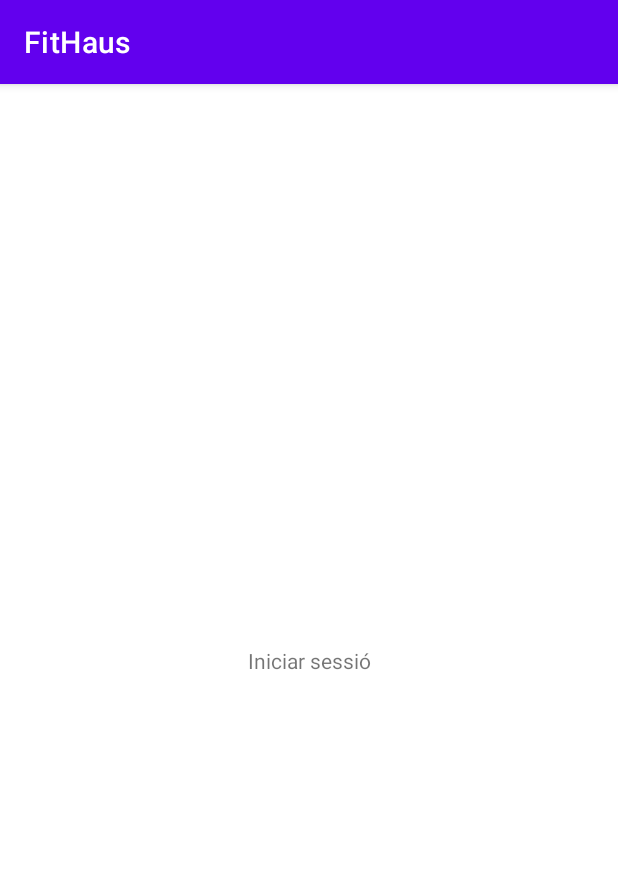
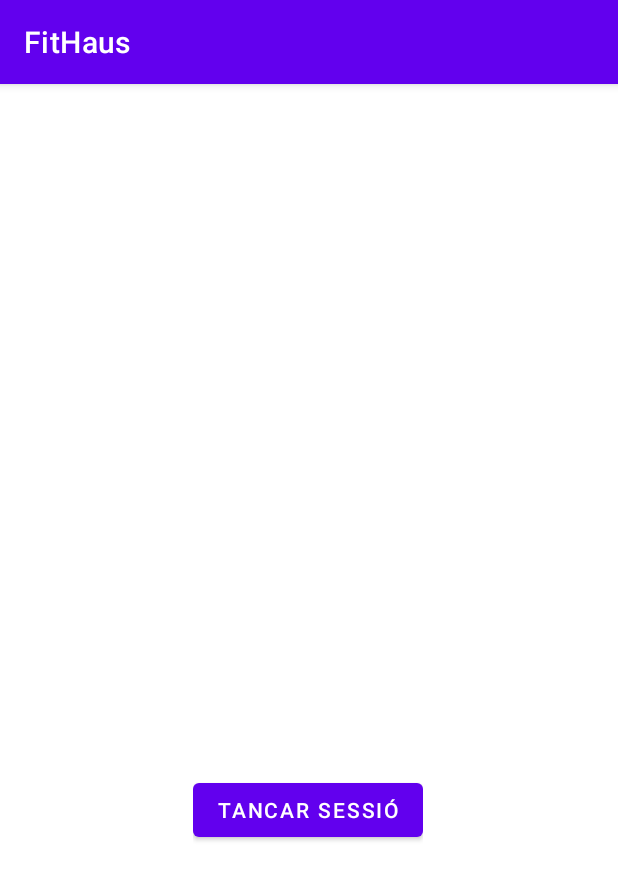
Before and after one commit to sergiii24/PES_FitHaus, an Android app: the screen it shows after launch (LogInActivity before the commit, TancarSessioActivity after it), on a phone screen of 412 x 824 dp. Shown: the top 880 px of the screen. Run offline under Robolectric (Android 15) with nearby library versions, the phone set to English and light mode, and no system bars.

Commit message:
Creació fragment per tancar sessió

```diff
--- a/app/build.gradle
+++ b/app/build.gradle
@@ -33,7 +33,9 @@ android {
 }
 
 dependencies {
-
+    implementation 'androidx.legacy:legacy-support-v4:1.0.0'
+    def fragment_version = "1.3.1"
+    implementation "androidx.fragment:fragment-ktx:$fragment_version"
     implementation "org.jetbrains.kotlin:kotlin-stdlib:$kotlin_version"
     implementation 'androidx.core:core-ktx:1.3.2'
     implementation 'androidx.appcompat:appcompat:1.2.0'
@@ -45,6 +47,7 @@ dependencies {
     implementation 'androidx.lifecycle:lifecycle-viewmodel-ktx:2.3.0'
     implementation 'androidx.navigation:navigation-fragment-ktx:2.3.3'
     implementation 'androidx.navigation:navigation-ui-ktx:2.3.3'
+    implementation 'androidx.legacy:legacy-support-v4:1.0.0'
     testImplementation 'junit:junit:4.+'
     androidTestImplementation 'androidx.test.ext:junit:1.1.2'
     androidTestImplementation 'androidx.test.espresso:espresso-core:3.3.0'
--- a/app/src/main/java/cat/fib/fithaus/LogInActivity.kt
+++ b/app/src/main/java/cat/fib/fithaus/LogInActivity.kt
@@ -3,7 +3,7 @@ package cat.fib.fithaus
 import android.os.Bundle
 import androidx.appcompat.app.AppCompatActivity
 
-//Està creada només per a que no peri al fer run
+//Està creada només per a que no peti al fer run
 
 class LogInActivity : AppCompatActivity() {
     override fun onCreate(savedInstanceState: Bundle?) {
--- /dev/null
+++ b/app/src/main/java/cat/fib/fithaus/ui/TancarSessioFragment.kt
@@ -0,0 +1,28 @@
+package cat.fib.fithaus.ui
+
+import android.content.Intent
+import android.os.Bundle
+import android.view.View
+import android.widget.Button
+import android.widget.ProgressBar
+import android.widget.Toast
+import androidx.fragment.app.Fragment
+import cat.fib.fithaus.LogInActivity
+import cat.fib.fithaus.R
+
+class TancarSessioFragment : Fragment(R.layout.fragment_tancar_sessio) {
+    override fun onViewCreated(view: View, savedInstanceState: Bundle?) {
+        super.onViewCreated(view, savedInstanceState)
+
+        val tancar: Button = view.findViewById(R.id.TancarSessió)
+        val progress: ProgressBar = view.findViewById(R.id.progressBar2)
+
+        tancar.setOnClickListener {
+            progress.visibility = View.VISIBLE
+            tancar.isEnabled = false
+            val intent = Intent(activity, LogInActivity::class.java)
+            startActivity(intent)
+            Toast.makeText(activity, "Fins aviat", Toast.LENGTH_SHORT).show()
+        }
+    }
+}
--- /dev/null
+++ b/app/src/main/res/layout/fragment_tancar_sessio.xml
@@ -0,0 +1,33 @@
+<?xml version="1.0" encoding="utf-8"?>
+<androidx.constraintlayout.widget.ConstraintLayout xmlns:android="http://schemas.android.com/apk/res/android"
+    xmlns:app="http://schemas.android.com/apk/res-auto"
+    xmlns:tools="http://schemas.android.com/tools"
+    android:layout_width="match_parent"
+    android:layout_height="match_parent"
+    tools:context=".ui.TancarSessioFragment">
+
+    <Button
+        android:id="@+id/TancarSessió"
+        android:layout_width="wrap_content"
+        android:layout_height="wrap_content"
+        android:text="@string/TancarSessió"
+        app:layout_constraintBottom_toBottomOf="parent"
+        app:layout_constraintEnd_toEndOf="parent"
+        app:layout_constraintHorizontal_bias="0.5"
+        app:layout_constraintStart_toStartOf="parent"
+        app:layout_constraintTop_toTopOf="parent" />
+
+    <ProgressBar
+        android:id="@+id/progressBar2"
+        style="?android:attr/progressBarStyle"
+        android:layout_width="wrap_content"
+        android:layout_height="wrap_content"
+        android:visibility="gone"
+        app:layout_constraintBottom_toTopOf="@+id/TancarSessió"
+        app:layout_constraintEnd_toEndOf="parent"
+        app:layout_constraintHorizontal_bias="0.498"
+        app:layout_constraintStart_toStartOf="parent"
+        app:layout_constraintTop_toTopOf="parent"
+        app:layout_constraintVertical_bias="0.809" />
+
+</androidx.constraintlayout.widget.ConstraintLayout>
--- a/app/src/main/res/values/strings.xml
+++ b/app/src/main/res/values/strings.xml
@@ -14,4 +14,6 @@
     <string name="IniciarSessio">Iniciar sessió</string>
     <string name="Logo">Logo</string>
     <string name="TancarSessió">Tancar sessió</string>
+    <!-- TODO: Remove or change this placeholder text -->
+    <string name="hello_blank_fragment">Hello blank fragment</string>
 </resources>
```
Also changed, not shown: app/src/main/AndroidManifest.xml (+8 -9 lines), app/src/main/java/cat/fib/fithaus/TancarSessioActivity.kt (+3 -25 lines), app/src/main/res/layout/activity_tancar_sessio.xml (+2 -35 lines), build.gradle (+20 -52 lines).
